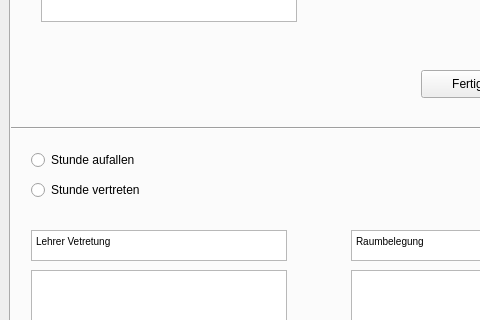
The window that Vertretungsplan.ui (LordMuetze/InformatikVertretungsplan) describes before a commit, drawn with Qt 5; both pictures show x 0 to 480 and y 295 to 615 of the 1295 by 866 pixel window.
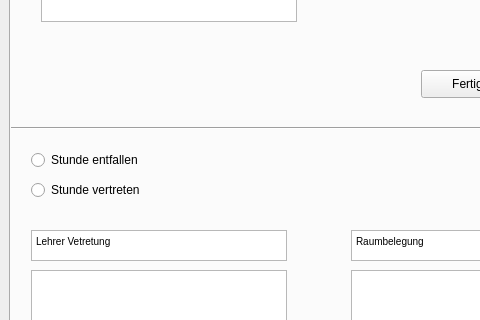
The same window after the commit.

Commit message: Kleine Verbesserungen

```diff
--- a/Vertretungsplan.ui
+++ b/Vertretungsplan.ui
@@ -178,7 +178,7 @@
            </rect>
           </property>
           <property name="text">
-           <string>Stunde aufallen</string>
+           <string>Stunde entfallen</string>
           </property>
          </widget>
          <widget class="QRadioButton" name="ButtonStundeVertretung">
```
